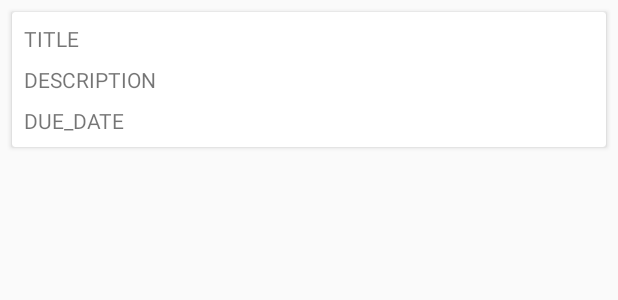
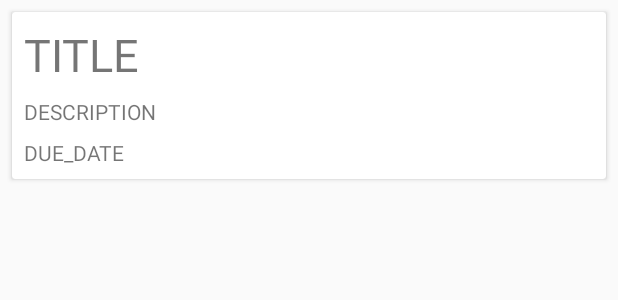
Before and after one commit to krishnakandula/Schedulr, an Android app: the layout assignment_item_list_view.xml on its own in the app's theme, with its tools: preview values and no code run, on a phone screen of 412 x 824 dp. Shown: the top 300 px of the screen. Run offline under Robolectric (Android 15) with nearby library versions, the phone set to English and light mode, and no system bars.

```diff
--- a/app/src/main/res/layout/assignment_item_list_view.xml
+++ b/app/src/main/res/layout/assignment_item_list_view.xml
@@ -1,33 +1,35 @@
 <?xml version="1.0" encoding="utf-8"?>
-<android.support.v7.widget.CardView
-    xmlns:android="http://schemas.android.com/apk/res/android"
+<android.support.v7.widget.CardView xmlns:android="http://schemas.android.com/apk/res/android"
+    android:id="@+id/assignment_list_item_cardview"
     android:layout_width="match_parent"
     android:layout_height="wrap_content"
-    android:minHeight="?attr/listPreferredItemHeight"
+    android:layout_margin="@dimen/material_component_grid_lists_padding_big"
     android:clickable="true"
     android:foreground="?android:attr/selectableItemBackground"
-    android:layout_margin="@dimen/material_component_grid_lists_padding_big">
+    android:minHeight="?attr/listPreferredItemHeight">
 
     <RelativeLayout
         android:layout_width="match_parent"
         android:layout_height="match_parent">
+
         <TextView
-            android:text="TITLE"
             android:id="@+id/assignment_list_view_title"
             style="@style/GridLayoutItemView"
-            android:gravity="center_vertical"></TextView>
-            android:textSize="@dimen/grid_item_title_text_size"/>
+            android:gravity="center_vertical"
+            android:text="TITLE"
+            android:textSize="@dimen/grid_item_title_text_size"></TextView>
+
         <TextView
-            android:text="DESCRIPTION"
             android:id="@+id/assignment_list_view_description"
+            style="@style/GridLayoutItemView"
             android:layout_below="@id/assignment_list_view_title"
+            android:text="DESCRIPTION" />
+
+        <TextView
+            android:id="@+id/assignment_list_view_due_date"
             style="@style/GridLayoutItemView"
-            />
-        <TextView
-            android:text="DUE_DATE"
-            android:id="@+id/assignment_list_view_due_date"
             android:layout_below="@id/assignment_list_view_description"
-            style="@style/GridLayoutItemView"
-            android:layout_marginBottom="@dimen/material_component_cards_supporting_text_top_padding"/>
+            android:layout_marginBottom="@dimen/material_component_cards_supporting_text_top_padding"
+            android:text="DUE_DATE" />
     </RelativeLayout>
 </android.support.v7.widget.CardView>
```
Also changed, not shown: app/src/main/java/com/silver/krish/schedulr/Adapters/TasksAdapter.java (+18 -2 lines).
